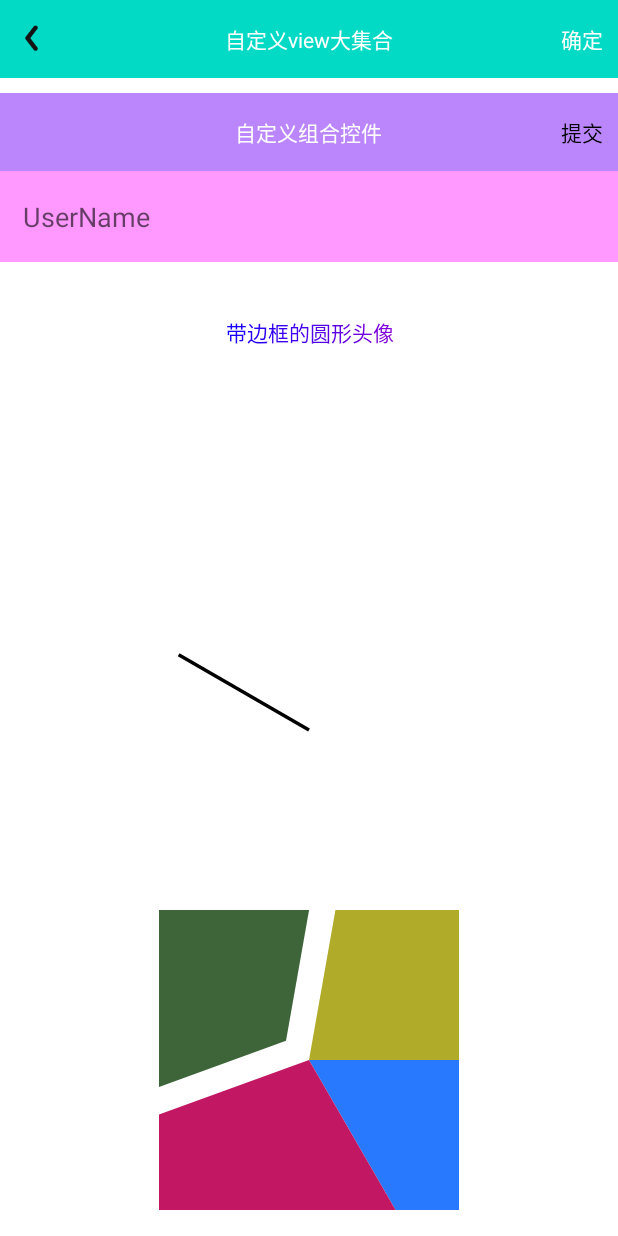
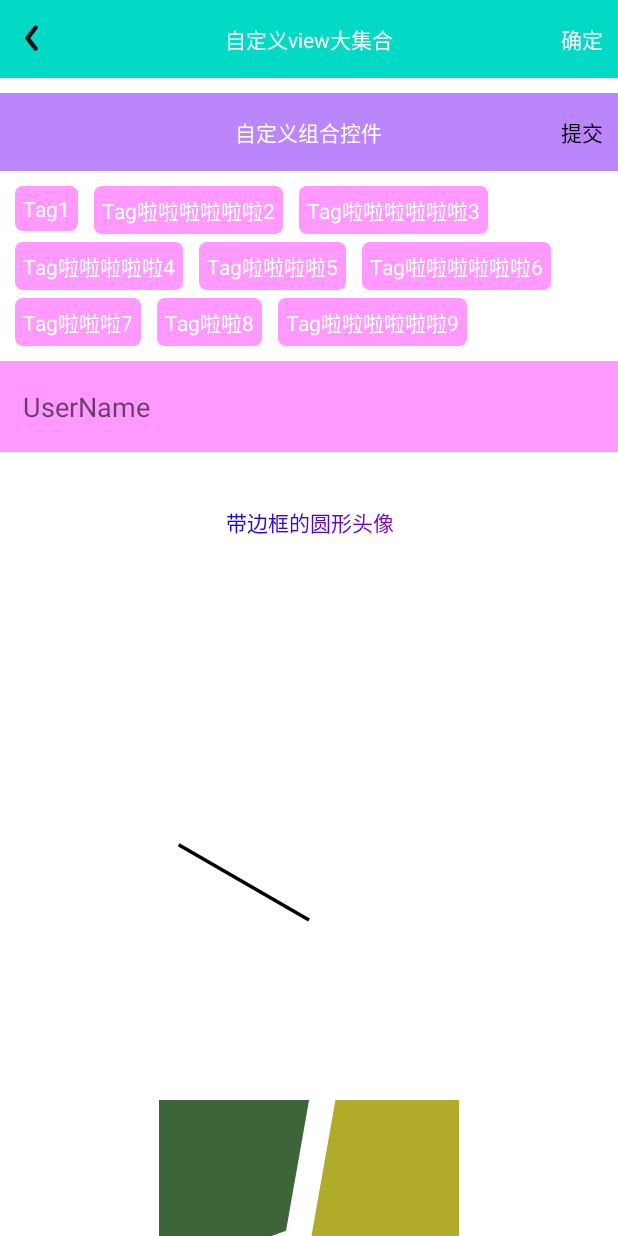
Before and after one commit to menglijun/CustomView, an Android app: the screen it shows after launch (MainActivity), on a phone screen of 412 x 824 dp. Run offline under Robolectric (Android 15) with nearby library versions, the phone set to English and light mode, and no system bars; our stand-ins replace CircleImageView.

Commit message:
手写流式布局

```diff
--- a/app/src/main/java/com/chengdu/myviewbinding/TagLayout.java
+++ b/app/src/main/java/com/chengdu/myviewbinding/TagLayout.java
@@ -12,6 +12,9 @@ import java.util.ArrayList;
  * Tag流式布局
  */
 public class TagLayout extends ViewGroup {
+
+    private final static int CHILD_HORIZONTAL_MARGIN = (int) Utils.dp2px(5);
+    private final static int CHILD_TOP_MARGIN = (int) Utils.dp2px(5);
 
     private ArrayList<Rect> childRectList = new ArrayList<>();
 
@@ -39,29 +42,34 @@ public class TagLayout extends ViewGroup {
      */
     @Override
     protected void onMeasure(int widthMeasureSpec, int heightMeasureSpec) {
-        int widthUsed = 0;
-        int heightUsed = 0;
+        int widthUsed = getPaddingLeft();
+        int heightUsed = getPaddingTop();
         int width = 0;
         int height = 0;
+        int itemHeightMax = 0;
+        int widthSpecSize = MeasureSpec.getSize(widthMeasureSpec);
         for (int i = 0; i < getChildCount(); i++) {
             View child = getChildAt(i);
-            measureChildWithMargins(child, widthMeasureSpec, widthUsed, heightMeasureSpec, heightUsed);
+            measureChildWithMargins(child, widthMeasureSpec, 0, heightMeasureSpec, heightUsed);
+            if ((widthUsed + child.getMeasuredWidth()) > (widthSpecSize - getPaddingRight()) ) {
+                widthUsed = getPaddingLeft();
+                heightUsed += itemHeightMax + CHILD_TOP_MARGIN;
+            }
             Rect rect;
             if (childRectList.size() > i) {
                 rect = childRectList.get(i);
             } else {
                 rect = new Rect();
-            }
-            if ((widthUsed + child.getMeasuredWidth()) > widthMeasureSpec ) {
-                widthUsed = 0;
+                childRectList.add(rect);
             }
             rect.set(widthUsed, heightUsed, widthUsed + child.getMeasuredWidth(), heightUsed + child.getMeasuredHeight());
-            childRectList.set(i, rect);
-            widthUsed += child.getMeasuredWidth();
-            width = Math.max(width, widthUsed);
-            height = Math.max(height, heightUsed);
+            widthUsed += child.getMeasuredWidth() + CHILD_HORIZONTAL_MARGIN * 2;
+            itemHeightMax = (int) Math.max(itemHeightMax, child.getMeasuredHeight());
+//            heightUsed = Math.max(heightUsed, child.getMeasuredHeight());
         }
-        setMeasuredDimension(width, height);
+        width = Math.max(width, widthUsed);
+        height = Math.max(height, itemHeightMax + heightUsed) + getPaddingBottom();
+        setMeasuredDimension(widthMeasureSpec, height);
     }
 
     @Override
@@ -71,4 +79,9 @@ public class TagLayout extends ViewGroup {
             child.layout(childRectList.get(i).left, childRectList.get(i).top, childRectList.get(i).right, childRectList.get(i).bottom);
         }
     }
+
+    @Override
+    public LayoutParams generateLayoutParams(AttributeSet attrs) {
+        return new MarginLayoutParams(getContext(), attrs);
+    }
 }
--- /dev/null
+++ b/app/src/main/res/drawable/bg_green_c5.xml
@@ -0,0 +1,5 @@
+<?xml version="1.0" encoding="utf-8"?>
+<shape xmlns:android="http://schemas.android.com/apk/res/android">
+    <solid android:color="@color/pink"/>
+    <corners android:radius="5dp"/>
+</shape>
--- a/app/src/main/res/layout/activity_main.xml
+++ b/app/src/main/res/layout/activity_main.xml
@@ -11,18 +11,6 @@
         android:layout_height="match_parent"
         android:gravity="center_horizontal"
         android:orientation="vertical">
-
-        <com.chengdu.myviewbinding.TagLayout
-            android:layout_width="match_parent"
-            android:layout_height="80dp"
-            android:background="@color/scan_frame_green_color">
-            <TextView
-                android:layout_width="wrap_content"
-                android:layout_height="wrap_content"
-                android:text="TagOne"
-                android:textColor="@color/black"
-                android:background="@color/color_red"/>
-        </com.chengdu.myviewbinding.TagLayout>
 
         <com.chengdu.myviewbinding.HeadView
             android:layout_width="match_parent"
@@ -39,6 +27,76 @@
             lee:tlb_title_text="自定义组合控件"
             lee:tlb_right_button_text="提交"
             lee:tlb_right_button_text_color="@color/black"/>
+
+        <com.chengdu.myviewbinding.TagLayout
+            android:layout_width="match_parent"
+            android:layout_height="180dp"
+            android:padding="10dp"
+            android:background="@color/white">
+            <TextView
+                android:layout_width="wrap_content"
+                android:layout_height="wrap_content"
+                android:padding="5dp"
+                android:text="Tag1"
+                android:textColor="@color/white"
+                android:background="@drawable/bg_green_c5"/>
+            <TextView
+                android:layout_width="wrap_content"
+                android:layout_height="wrap_content"
+                android:padding="5dp"
+                android:text="Tag啦啦啦啦啦啦2"
+                android:textColor="@color/white"
+                android:background="@drawable/bg_green_c5"/>
+            <TextView
+                android:layout_width="wrap_content"
+                android:layout_height="wrap_content"
+                android:padding="5dp"
+                android:text="Tag啦啦啦啦啦啦3"
+                android:textColor="@color/white"
+                android:background="@drawable/bg_green_c5"/>
+            <TextView
+                android:layout_width="wrap_content"
+                android:layout_height="wrap_content"
+                android:padding="5dp"
+                android:text="Tag啦啦啦啦啦4"
+                android:textColor="@color/white"
+                android:background="@drawable/bg_green_c5"/>
+            <TextView
+                android:layout_width="wrap_content"
+                android:layout_height="wrap_content"
+                android:padding="5dp"
+                android:text="Tag啦啦啦啦5"
+                android:textColor="@color/white"
+                android:background="@drawable/bg_green_c5"/>
+            <TextView
+                android:layout_width="wrap_content"
+                android:layout_height="wrap_content"
+                android:padding="5dp"
+                android:text="Tag啦啦啦啦啦啦6"
+                android:textColor="@color/white"
+                android:background="@drawable/bg_green_c5"/>
+            <TextView
+                android:layout_width="wrap_content"
+                android:layout_height="wrap_content"
+                android:padding="5dp"
+                android:text="Tag啦啦啦7"
+                android:textColor="@color/white"
+                android:background="@drawable/bg_green_c5"/>
+            <TextView
+                android:layout_width="wrap_content"
+                android:layout_height="wrap_content"
+                android:padding="5dp"
+                android:text="Tag啦啦8"
+                android:textColor="@color/white"
+                android:background="@drawable/bg_green_c5"/>
+            <TextView
+                android:layout_width="wrap_content"
+                android:layout_height="wrap_content"
+                android:padding="5dp"
+                android:text="Tag啦啦啦啦啦啦9"
+                android:textColor="@color/white"
+                android:background="@drawable/bg_green_c5"/>
+        </com.chengdu.myviewbinding.TagLayout>
 
         <com.chengdu.myviewbinding.MaterialEditText
             android:id="@+id/et_material"
--- a/app/src/main/res/values/colors.xml
+++ b/app/src/main/res/values/colors.xml
@@ -8,4 +8,6 @@
     <color name="black">#FF000000</color>
     <color name="white">#FFFFFFFF</color>
     <color name="pink">#FFFF99FF</color>
+    <color name="color_red">#FF0000</color>
+    <color name="color_yellow">#FFFF00</color>
 </resources>
```
